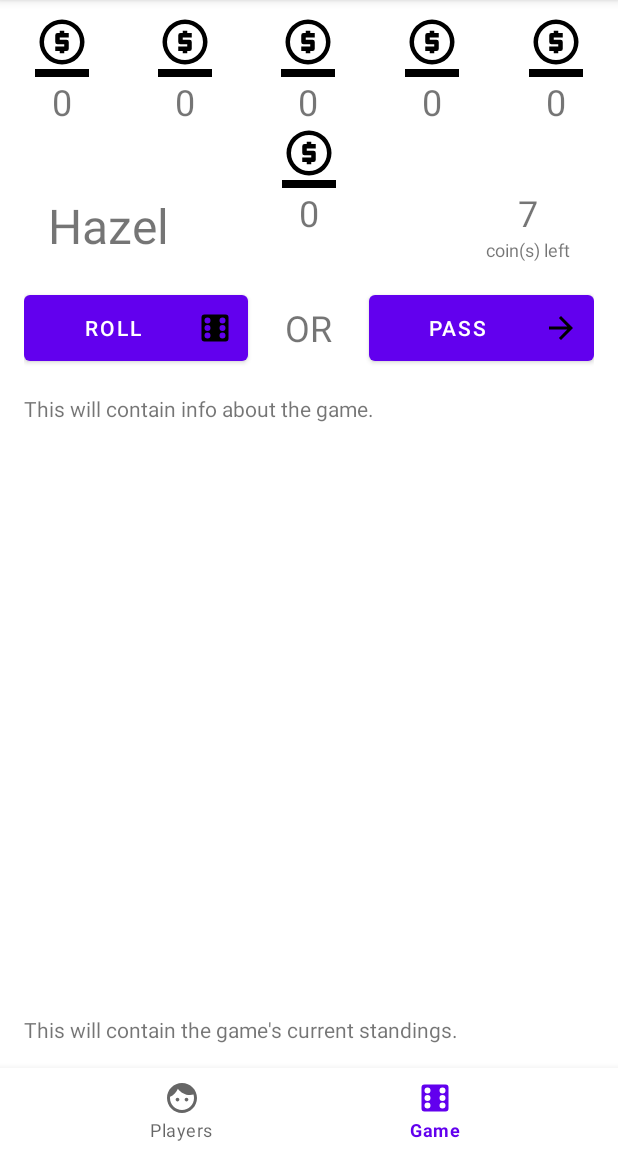
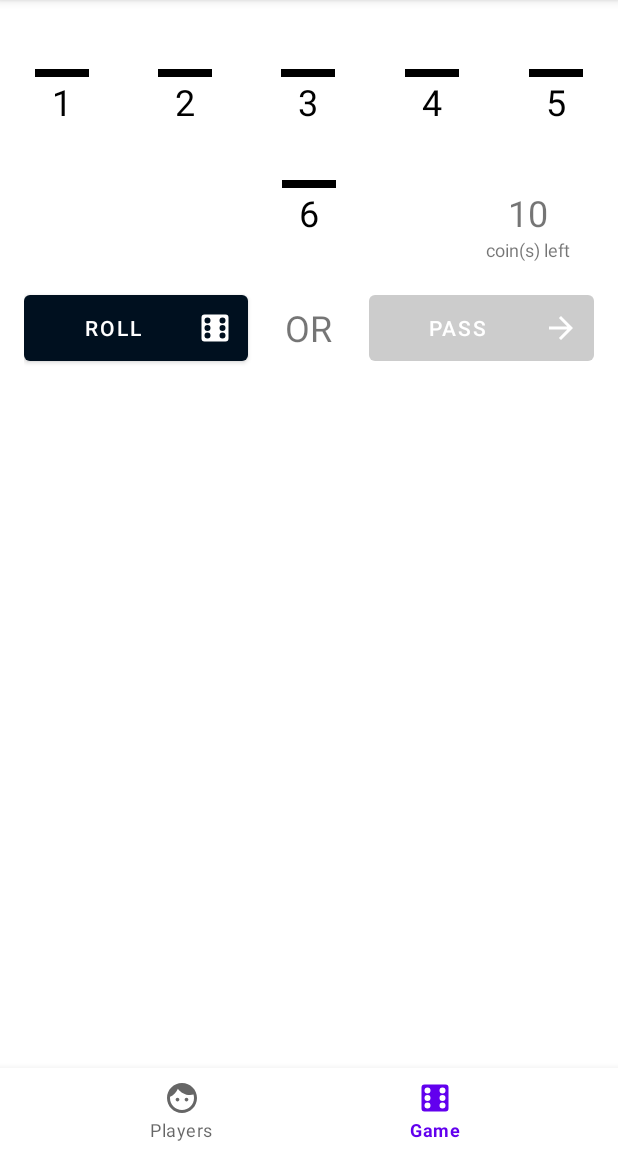
Before and after one commit to expeditioneer/PennyDrop, an Android app: the screen it shows after launch (MainActivity), after a tap on "play_button", on a phone screen of 412 x 824 dp, the part 84-1236 px from its top. Run offline under Robolectric (Android 15) with nearby library versions, the phone set to English and light mode, and no system bars; our stand-ins replace data binding, navigation-ui; 1 statement that could not run was skipped.

Commit message:
Game bind ViewModel to Fragment

```diff
--- /dev/null
+++ b/app/src/main/java/dev/lamm/pennydrop/binding/BindingAdapters.kt
@@ -0,0 +1,9 @@
+package dev.lamm.pennydrop.binding
+
+import android.view.View
+import androidx.databinding.BindingAdapter
+
+@BindingAdapter("isHidden")
+fun bindIsHidden(view: View, isInvisible: Boolean) {
+    view.visibility = if(isInvisible) View.INVISIBLE else View.VISIBLE
+}
--- a/app/src/main/java/dev/lamm/pennydrop/fragments/GameFragment.kt
+++ b/app/src/main/java/dev/lamm/pennydrop/fragments/GameFragment.kt
@@ -6,15 +6,23 @@ import android.view.LayoutInflater
 import android.view.View
 import android.view.ViewGroup
 import androidx.fragment.app.Fragment
+import androidx.fragment.app.activityViewModels
 import dev.lamm.pennydrop.databinding.FragmentGameBinding
+import dev.lamm.pennydrop.viewmodels.GameViewModel
 
 class GameFragment : Fragment() {
+
+    private val gameViewModel by activityViewModels<GameViewModel>()
 
     override fun onCreateView(
         inflater: LayoutInflater, container: ViewGroup?, savedInstanceState: Bundle?
     ): View? {
         val binding = FragmentGameBinding.inflate(inflater, container, false).apply {
+            vm = gameViewModel
+
             textCurrentTurnInfo.movementMethod = ScrollingMovementMethod()
+
+            lifecycleOwner = viewLifecycleOwner
         }
 
         return binding.root
--- /dev/null
+++ b/app/src/main/java/dev/lamm/pennydrop/types/Slot.kt
@@ -0,0 +1,8 @@
+package dev.lamm.pennydrop.types
+
+data class Slot(
+    val number: Int,
+    val canBeFilled: Boolean = true,
+    var isFilled: Boolean = false,
+    var lastRolled: Boolean = false
+)
--- a/app/src/main/java/dev/lamm/pennydrop/viewmodels/GameViewModel.kt
+++ b/app/src/main/java/dev/lamm/pennydrop/viewmodels/GameViewModel.kt
@@ -1,12 +1,39 @@
 package dev.lamm.pennydrop.viewmodels
 
+import androidx.lifecycle.MutableLiveData
 import androidx.lifecycle.ViewModel
 import dev.lamm.pennydrop.types.Player
+import dev.lamm.pennydrop.types.Slot
 
-class GameViewModel: ViewModel() {
+class GameViewModel : ViewModel() {
     private var players: List<Player> = emptyList()
+
+    val slots = MutableLiveData((1..6).map { slotNum ->
+        Slot(slotNum, slotNum != 6)
+    })
+
+    val currentPlayer = MutableLiveData<Player?>()
+
+    val canRoll = MutableLiveData(false)
+    val canPass = MutableLiveData(false)
+
+    val currentTurnText = MutableLiveData("")
+    val currentStandingText = MutableLiveData("")
 
     fun startGame(playersForNewGame: List<Player>) {
         this.players = playersForNewGame
+        this.currentPlayer.value =
+            this.players.firstOrNull().apply {
+                this?.isRolling = true
+            }
+        this.canRoll.value = true
+    }
+
+    fun roll() {
+        // TBD
+    }
+
+    fun pass() {
+        // TBD
     }
 }
--- a/app/src/main/res/layout/fragment_game.xml
+++ b/app/src/main/res/layout/fragment_game.xml
@@ -1,5 +1,12 @@
 <?xml version="1.0" encoding="utf-8"?>
 <layout>
+
+    <data>
+
+        <variable
+            name="vm"
+            type="dev.lamm.pennydrop.viewmodels.GameViewModel" />
+    </data>
 
     <androidx.constraintlayout.widget.ConstraintLayout xmlns:android="http://schemas.android.com/apk/res/android"
         xmlns:app="http://schemas.android.com/apk/res-auto"
@@ -28,7 +35,7 @@
                 android:layout_width="0dp"
                 android:layout_height="wrap_content"
                 android:layout_weight="1"
-                app:SlotNum="@{1}" />
+                app:slot="@{vm.slots[0]}" />
 
             <include
                 android:id="@+id/coinSlot2"
@@ -36,7 +43,7 @@
                 android:layout_width="0dp"
                 android:layout_height="wrap_content"
                 android:layout_weight="1"
-                app:SlotNum="@{2}" />
+                app:slot="@{vm.slots[1]}" />
 
             <include
                 android:id="@+id/coinSlot3"
@@ -44,7 +51,7 @@
                 android:layout_width="0dp"
                 android:layout_height="wrap_content"
                 android:layout_weight="1"
-                app:SlotNum="@{3}" />
+                app:slot="@{vm.slots[2]}" />
 
             <include
                 android:id="@+id/coinSlot4"
@@ -52,7 +59,7 @@
                 android:layout_width="0dp"
                 android:layout_height="wrap_content"
                 android:layout_weight="1"
-                app:SlotNum="@{4}" />
+                app:slot="@{vm.slots[3]}" />
 
             <include
                 android:id="@+id/coinSlot5"
@@ -60,7 +67,7 @@
                 android:layout_width="0dp"
                 android:layout_height="wrap_content"
                 android:layout_weight="1"
-                app:SlotNum="@{5}" />
+                app:slot="@{vm.slots[4]}" />
         </LinearLayout>
 
         <include
@@ -68,7 +75,7 @@
             layout="@layout/layout_coin_slot"
             android:layout_width="wrap_content"
             android:layout_height="wrap_content"
-            app:SlotNum="@{6}"
+            app:slot="@{vm.slots[5]}"
             app:layout_constraintEnd_toEndOf="parent"
             app:layout_constraintStart_toStartOf="parent"
             app:layout_constraintTop_toBottomOf="@id/layoutCoinSlots" />
@@ -78,7 +85,7 @@
             android:layout_width="0dp"
             android:layout_height="wrap_content"
             android:layout_marginStart="32dp"
-            android:text="Hazel"
+            android:text="@{vm.currentPlayer.playerName ?? @string/na}"
             android:textSize="32sp"
             app:layout_constraintBottom_toBottomOf="@id/textCoinsLeft"
             app:layout_constraintStart_toStartOf="parent"
@@ -90,7 +97,7 @@
             android:layout_width="0dp"
             android:layout_height="wrap_content"
             android:gravity="center"
-            android:text="7"
+            android:text='@{vm.currentPlayer.pennies + ""}'
             android:textSize="24sp"
             app:layout_constraintBottom_toBottomOf="@id/coinSlot6"
             app:layout_constraintEnd_toEndOf="@id/textCoinsLeft"
@@ -102,7 +109,7 @@
             android:layout_width="wrap_content"
             android:layout_height="wrap_content"
             android:layout_marginEnd="32dp"
-            android:text="coin(s) left"
+            android:text="@string/coins_left"
             android:textSize="12sp"
             app:layout_constraintEnd_toEndOf="parent"
             app:layout_constraintTop_toBottomOf="@id/textCurrentPlayerCoinsLeft" />
@@ -121,9 +128,14 @@
                 android:layout_width="0dp"
                 android:layout_height="wrap_content"
                 android:layout_weight="3"
+                android:background="@{vm.canRoll ? @color/colorPrimary : @color/plainGray}"
                 android:drawableEnd="@drawable/mdi_dice_6_black_24dp"
+                android:drawableTint="@android:color/white"
+                android:enabled="@{vm.canRoll}"
+                android:onClick="@{() -> vm.roll()}"
                 android:padding="10dp"
-                android:text="@string/roll" />
+                android:text="@string/roll"
+                android:textColor="@android:color/white" />
 
             <TextView
                 android:layout_width="wrap_content"
@@ -137,9 +149,14 @@
                 android:layout_width="0dp"
                 android:layout_height="wrap_content"
                 android:layout_weight="3"
+                android:background="@{vm.canPass ? @color/colorPrimary : @color/plainGray}"
                 android:drawableEnd="@drawable/ic_baseline_arrow_forward_24"
+                android:drawableTint="@android:color/white"
+                android:enabled="@{vm.canPass}"
+                android:onClick="@{() -> vm.pass()}"
                 android:padding="10dp"
-                android:text="@string/pass" />
+                android:text="@string/pass"
+                android:textColor="@android:color/white"/>
         </LinearLayout>
 
         <TextView
@@ -148,7 +165,7 @@
             android:layout_height="0dp"
             android:layout_margin="16dp"
             android:scrollbars="vertical"
-            android:text="This will contain info about the game."
+            android:text="@{vm.currentTurnText}"
             app:layout_constraintBottom_toTopOf="@id/textCurrentStandingsInfo"
             app:layout_constraintEnd_toEndOf="parent"
             app:layout_constraintStart_toStartOf="parent"
@@ -162,7 +179,7 @@
             android:layout_marginStart="16dp"
             android:layout_marginEnd="16dp"
             android:layout_marginBottom="16dp"
-            android:text="This will contain the game's current standings."
+            android:text="@{vm.currentStandingText}"
             app:layout_constraintBottom_toBottomOf="parent"
             app:layout_constraintEnd_toEndOf="parent"
             app:layout_constraintStart_toStartOf="parent"
--- a/app/src/main/res/layout/layout_coin_slot.xml
+++ b/app/src/main/res/layout/layout_coin_slot.xml
@@ -6,8 +6,8 @@
     <data>
 
         <variable
-            name="slotNum"
-            type="int" />
+            name="slot"
+            type="dev.lamm.pennydrop.types.Slot" />
     </data>
 
     <androidx.constraintlayout.widget.ConstraintLayout
@@ -24,15 +24,17 @@
             android:minWidth="36dp"
             android:minHeight="36dp"
             android:src="@drawable/mdi_coin_black_24dp"
+            android:tint="@{slot.lastRolled ? @color/colorPrimary : @android:color/black}"
             app:layout_constraintEnd_toEndOf="parent"
             app:layout_constraintStart_toStartOf="parent"
-            app:layout_constraintTop_toTopOf="parent" />
+            app:layout_constraintTop_toTopOf="parent"
+            app:isHidden="@{!slot.canBeFilled || !slot.isFilled}" />
 
         <View
             android:id="@+id/bottomViewCoinSlot"
             android:layout_width="0dp"
             android:layout_height="5dp"
-            android:background="@android:color/black"
+            android:background="@{slot.lastRolled ? @color/colorPrimary : @android:color/black}"
             app:layout_constraintEnd_toEndOf="@id/coinImageCoinSlot"
             app:layout_constraintStart_toStartOf="@id/coinImageCoinSlot"
             app:layout_constraintTop_toBottomOf="@id/coinImageCoinSlot" />
@@ -41,8 +43,9 @@
             android:id="@+id/slotNumberCoinSlot"
             android:layout_width="wrap_content"
             android:layout_height="wrap_content"
-            android:text='@{slotNum + ""}'
+            android:text='@{slot.number + ""}'
             android:textSize="24sp"
+            android:textColor="@{slot.lastRolled ? @color/colorPrimary : @color/black}"
             app:layout_constraintEnd_toEndOf="@id/coinImageCoinSlot"
             app:layout_constraintStart_toStartOf="@id/coinImageCoinSlot"
             app:layout_constraintTop_toBottomOf="@id/bottomViewCoinSlot"
--- a/app/src/main/res/values/colors.xml
+++ b/app/src/main/res/values/colors.xml
@@ -1,10 +1,12 @@
 <?xml version="1.0" encoding="utf-8"?>
 <resources>
+    <color name="colorPrimary">#00101F</color>
     <color name="purple_200">#FFBB86FC</color>
     <color name="purple_500">#FF6200EE</color>
     <color name="purple_700">#FF3700B3</color>
     <color name="teal_200">#FF03DAC5</color>
     <color name="teal_700">#FF018786</color>
     <color name="black">#FF000000</color>
+    <color name="plainGray">#CCCCCC</color>
     <color name="white">#FFFFFFFF</color>
 </resources>
--- a/app/src/main/res/values/strings.xml
+++ b/app/src/main/res/values/strings.xml
@@ -1,4 +1,6 @@
 <resources>
+    <string name="na"/>
+
     <string name="app_name">Penny Drop</string>
     <string name="players">Players</string>
     <string name="game">Game</string>
@@ -9,4 +11,5 @@
     <string name="or">OR</string>
     <string name="pass">Pass</string>
     <string name="coin_icon">coin_icon</string>
+    <string name="coins_left">coin(s) left</string>
 </resources>
```
